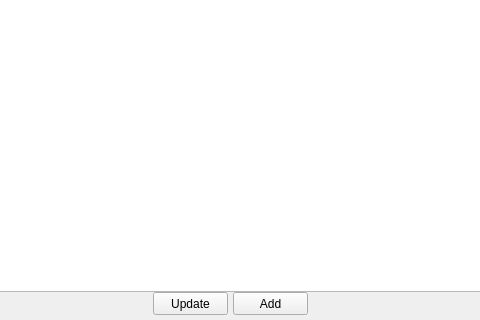
Old version of the form main.ui in the repository dkarasevgthub/CoffeeShopScheme; both pictures show x 117 to 597 and y 298 to 618 of the 720 by 618 pixel window.
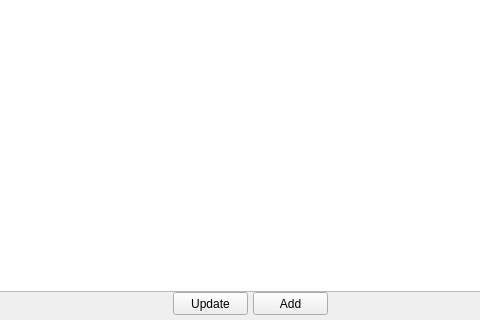
New version of the form.

```diff
--- a/main.ui
+++ b/main.ui
@@ -95,7 +95,7 @@
    <widget class="QPushButton" name="update_btn">
        <property name="geometry">
            <rect>
-               <x>270</x>
+      <x>290</x>
                <y>590</y>
                <width>75</width>
                <height>23</height>
@@ -108,7 +108,7 @@
       <widget class="QPushButton" name="add_btn">
           <property name="geometry">
               <rect>
-                  <x>350</x>
+      <x>370</x>
                   <y>590</y>
                   <width>75</width>
                   <height>23</height>
```
Left out of the diff: 2 changed lines with no effect on the pictures. Lines whose indentation alone changed are shown as unchanged.
